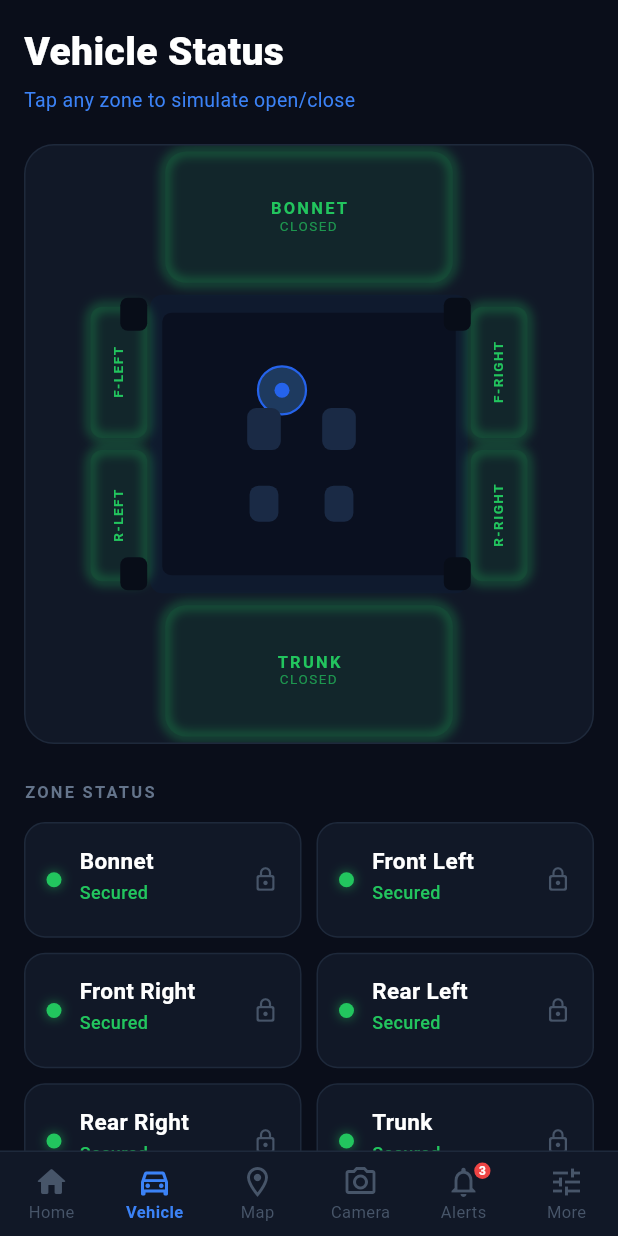
After one commit to Ibrah-N/anti_theft_app, a Flutter app: the screen it shows after launch, item 2 of the bottom bar chosen, on a phone screen of 412 x 824 dp. The commit adds this screen. Run offline on Flutter 3.47's test engine with Material 3 defaults, Android fonts, the phone set to English and light mode, and no system bars; Roboto replaces fonts that are missing (SF Pro Display).

Commit message:
Vehicle screen is added successfully

```diff
--- /dev/null
+++ b/lib/presentation/screens/vehicle/vehicle_screen.dart
@@ -0,0 +1,164 @@
+import 'package:flutter/material.dart';
+import '../../../core/constants/app_colors.dart';
+import '../../../data/models/vehicle_model.dart';
+import '../../widgets/vehicle/car_blueprint_painter.dart';
+import '../../widgets/vehicle/zone_status_card.dart';
+import '../../widgets/common/bottom_nav_bar.dart';
+
+class VehicleScreen extends StatefulWidget {
+  const VehicleScreen({super.key});
+
+  @override
+  State<VehicleScreen> createState() => _VehicleScreenState();
+}
+
+class _VehicleScreenState extends State<VehicleScreen> {
+  int _navIndex = 1;
+
+  // Zone state — true = closed/green, false = open/red
+  // In Step 2 this comes from the repository / WebSocket stream
+  Map<CarZone, bool> _zoneStates = {
+    CarZone.bonnet:     true,
+    CarZone.frontLeft:  true,
+    CarZone.frontRight: true,
+    CarZone.rearLeft:   true,
+    CarZone.rearRight:  true,
+    CarZone.trunk:      true,
+  };
+
+  // Map CarZone enum → display name
+  static const Map<CarZone, String> _zoneNames = {
+    CarZone.bonnet:     'Bonnet',
+    CarZone.frontLeft:  'Front Left',
+    CarZone.frontRight: 'Front Right',
+    CarZone.rearLeft:   'Rear Left',
+    CarZone.rearRight:  'Rear Right',
+    CarZone.trunk:      'Trunk',
+  };
+
+  // Tap on car blueprint toggles zone (simulation mode)
+  void _onBlueprintTap(Offset localPos, Size painterSize) {
+    final zone = CarZoneHitTester(painterSize).hitTest(localPos);
+    if (zone != null) {
+      setState(() => _zoneStates[zone] = !(_zoneStates[zone] ?? true));
+    }
+  }
+
+  @override
+  Widget build(BuildContext context) {
+    return Scaffold(
+      backgroundColor: AppColors.scaffoldBg,
+      body: SafeArea(
+        child: Column(
+          children: [
+            Expanded(
+              child: CustomScrollView(
+                slivers: [
+                  // ── Header ──────────────────────────────────
+                  SliverToBoxAdapter(
+                    child: Padding(
+                      padding: const EdgeInsets.fromLTRB(16, 16, 16, 20),
+                      child: Column(
+                        crossAxisAlignment: CrossAxisAlignment.start,
+                        children: const [
+                          Text('Vehicle Status',
+                              style: TextStyle(
+                                  color: AppColors.textPrimary,
+                                  fontSize: 26,
+                                  fontWeight: FontWeight.w800)),
+                          SizedBox(height: 4),
+                          Text('Tap any zone to simulate open/close',
+                              style: TextStyle(
+                                  color: AppColors.accentBlue, fontSize: 13)),
+                        ],
+                      ),
+                    ),
+                  ),
+
+                  // ── Car Blueprint ────────────────────────────
+                  SliverToBoxAdapter(
+                    child: Padding(
+                      padding: const EdgeInsets.symmetric(horizontal: 16),
+                      child: Container(
+                        height: 400,
+                        decoration: BoxDecoration(
+                          color: AppColors.cardBg,
+                          borderRadius: BorderRadius.circular(20),
+                          border: Border.all(color: AppColors.borderColor),
+                        ),
+                        child: ClipRRect(
+                          borderRadius: BorderRadius.circular(20),
+                          child: LayoutBuilder(
+                            builder: (ctx, constraints) {
+                              final painterSize = Size(
+                                  constraints.maxWidth, constraints.maxHeight);
+                              return GestureDetector(
+                                onTapDown: (d) => _onBlueprintTap(
+                                    d.localPosition, painterSize),
+                                child: CustomPaint(
+                                  size: painterSize,
+                                  painter: CarBlueprintPainter(
+                                      zoneStates: _zoneStates),
+                                ),
+                              );
+                            },
+                          ),
+                        ),
+                      ),
+                    ),
+                  ),
+
+                  const SliverToBoxAdapter(child: SizedBox(height: 24)),
+
+                  // ── Zone Status label ────────────────────────
+                  const SliverToBoxAdapter(
+                    child: Padding(
+                      padding: EdgeInsets.symmetric(horizontal: 16),
+                      child: Text('ZONE STATUS',
+                          style: TextStyle(
+                              color: AppColors.labelColor,
+                              fontSize: 11,
+                              fontWeight: FontWeight.w600,
+                              letterSpacing: 1.5)),
+                    ),
+                  ),
+                  const SliverToBoxAdapter(child: SizedBox(height: 12)),
+
+                  // ── Zone grid ────────────────────────────────
+                  SliverPadding(
+                    padding: const EdgeInsets.symmetric(horizontal: 16),
+                    sliver: SliverGrid(
+                      gridDelegate:
+                          const SliverGridDelegateWithFixedCrossAxisCount(
+                        crossAxisCount: 2,
+                        crossAxisSpacing: 10,
+                        mainAxisSpacing: 10,
+                        childAspectRatio: 2.4,
+                      ),
+                      delegate: SliverChildListDelegate(
+                        _zoneStates.entries.map((e) {
+                          return ZoneStatusCard(
+                            zoneName: _zoneNames[e.key]!,
+                            isClosed: e.value,
+                          );
+                        }).toList(),
+                      ),
+                    ),
+                  ),
+
+                  const SliverToBoxAdapter(child: SizedBox(height: 24)),
+                ],
+              ),
+            ),
+          ],
+        ),
+      ),
+
+      // ── Bottom Nav ───────────────────────────────────────
+      bottomNavigationBar: SmartGuardBottomNav(
+        currentIndex: _navIndex,
+        onTap: (i) => setState(() => _navIndex = i),
+      ),
+    );
+  }
+}
--- /dev/null
+++ b/lib/presentation/widgets/vehicle/zone_status_card.dart
@@ -0,0 +1,68 @@
+import 'package:flutter/material.dart';
+import '../../../core/constants/app_colors.dart';
+
+class ZoneStatusCard extends StatelessWidget {
+  final String zoneName;
+  final bool isClosed;
+
+  const ZoneStatusCard({
+    super.key,
+    required this.zoneName,
+    required this.isClosed,
+  });
+
+  @override
+  Widget build(BuildContext context) {
+    final color = isClosed ? AppColors.zoneClosed : AppColors.zoneOpen;
+
+    return Container(
+      padding: const EdgeInsets.symmetric(horizontal: 14, vertical: 14),
+      decoration: BoxDecoration(
+        color: AppColors.cardBg,
+        borderRadius: BorderRadius.circular(14),
+        border: Border.all(color: AppColors.borderColor, width: 1),
+      ),
+      child: Row(
+        children: [
+          // Status dot
+          Container(
+            width: 10, height: 10,
+            decoration: BoxDecoration(
+              color: color,
+              shape: BoxShape.circle,
+              boxShadow: [BoxShadow(color: color.withOpacity(0.6), blurRadius: 6)],
+            ),
+          ),
+          const SizedBox(width: 12),
+
+          // Name + status
+          Expanded(
+            child: Column(
+              crossAxisAlignment: CrossAxisAlignment.start,
+              children: [
+                Text(zoneName,
+                    style: const TextStyle(
+                        color: AppColors.textPrimary,
+                        fontSize: 15,
+                        fontWeight: FontWeight.w700)),
+                const SizedBox(height: 2),
+                Text(isClosed ? 'Secured' : 'Open',
+                    style: TextStyle(
+                        color: color,
+                        fontSize: 12,
+                        fontWeight: FontWeight.w500)),
+              ],
+            ),
+          ),
+
+          // Lock icon
+          Icon(
+            isClosed ? Icons.lock_outline_rounded : Icons.lock_open_outlined,
+            color: isClosed ? AppColors.textMuted : AppColors.statusRed,
+            size: 18,
+          ),
+        ],
+      ),
+    );
+  }
+}
--- a/pubspec.yaml
+++ b/pubspec.yaml
@@ -38,6 +38,9 @@ dependencies:
 dev_dependencies:
   flutter_test:
     sdk: flutter
+  flutter_map: ^6.1.0
+  latlong2: ^0.9.0        # flutter_map's coordinate system
+  url_launcher: ^6.2.0    # for Navigate button → opens Google Maps
 
   # The "flutter_lints" package below contains a set of recommended lints to
   # encourage good coding practices. The lint set provided by the package is
```
Also changed, not shown: lib/presentation/screens/home/home_screen.dart (+9 -1 lines), lib/presentation/widgets/vehicle/car_blueprint_painter.dart (added, +275 -0 lines), pubspec.lock.
